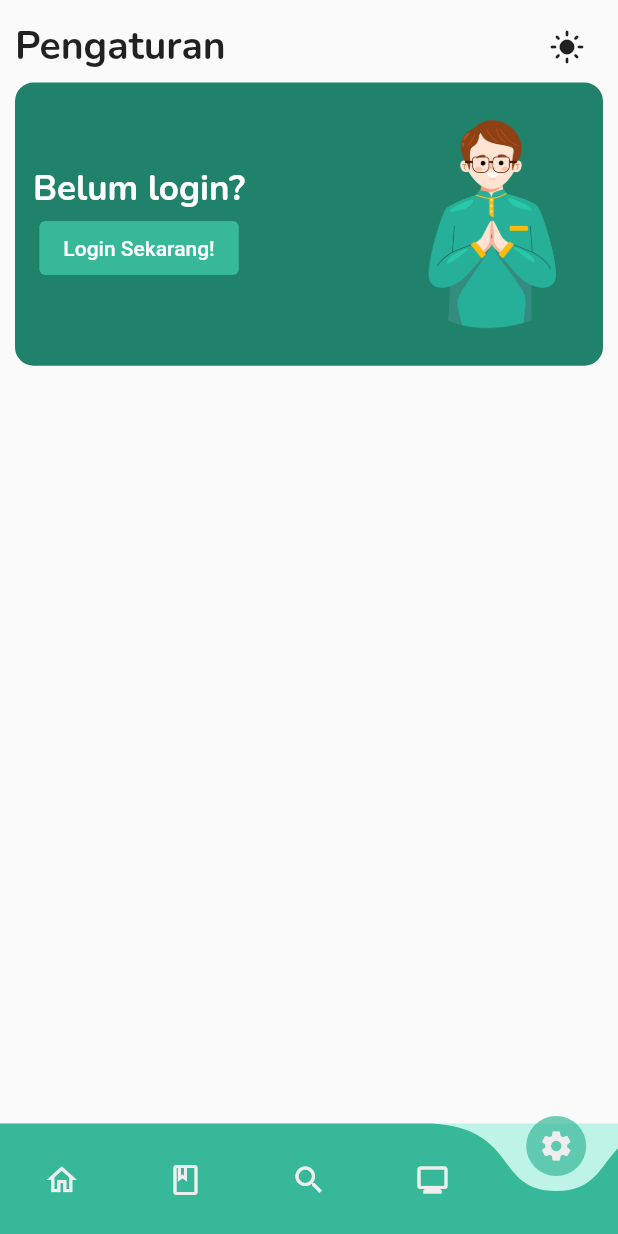
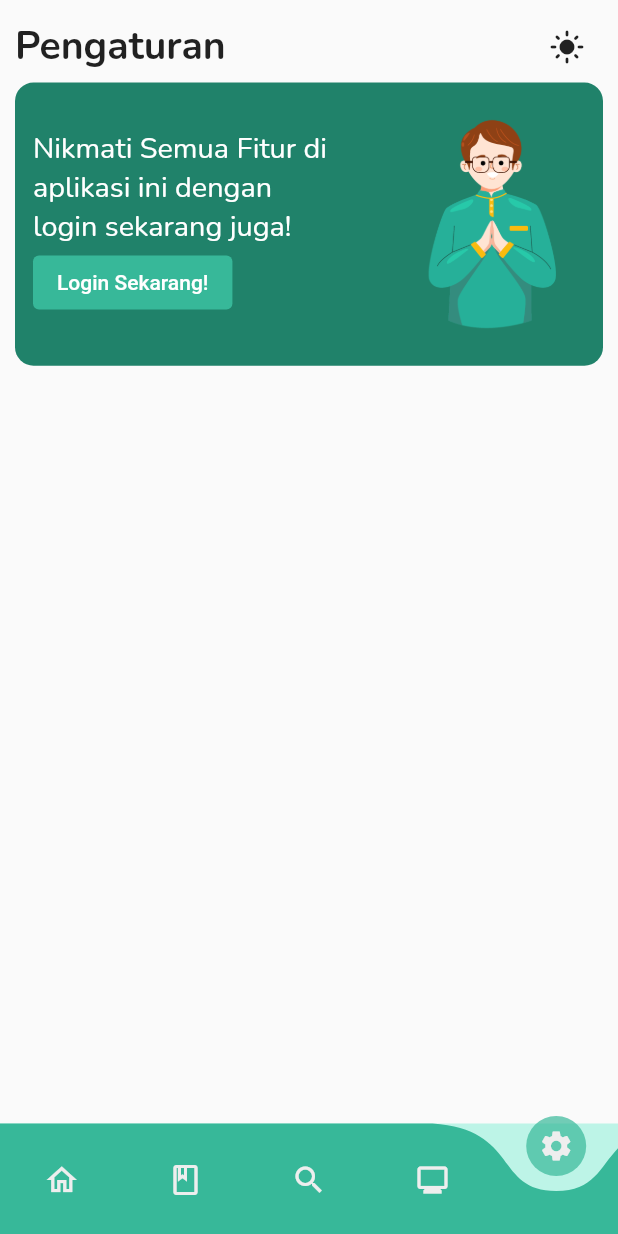
Before and after one commit to bagussubagja/muslim-pocket-app, a Flutter app: the screen it shows after launch, item 5 of the bottom bar chosen, on a phone screen of 412 x 824 dp. Run offline on Flutter 3.47's test engine with Material 2 defaults, Android fonts, the phone set to English and light mode, and no system bars; drawn by our look-alikes of curved_navigation_bar; our stand-ins replace audioplayers, cached_network_image, cloud_firestore, connectivity_plus, firebase_auth, firebase_core and 11 more; missing offline and left inert: flutter_islamic_icons, hijriyah_indonesia, restart_app, slide_digital_clock; accounts and stored records are empty; network calls fail; statements that could not run were skipped.

Commit message:
MP-35 : Adjusting text login banner widget

```diff
--- a/lib/app/modules/setting/views/setting_view.dart
+++ b/lib/app/modules/setting/views/setting_view.dart
@@ -82,10 +82,14 @@ class SettingView extends GetView<SettingController> {
           mainAxisAlignment: MainAxisAlignment.spaceBetween,
           children: [
             Column(
+              crossAxisAlignment: CrossAxisAlignment.start,
               children: [
-                Text(
-                  'Belum login?',
-                  style: mediumStyle.copyWith(color: Colors.white),
+                SizedBox(
+                  width: 50.w,
+                  child: Text(
+                    'Nikmati Semua Fitur di aplikasi ini dengan login sekarang juga!',
+                    style: regularStyle.copyWith(color: Colors.white),
+                  ),
                 ),
                 ElevatedButton(
                   onPressed: controller.hasInternet.value
@@ -93,7 +97,8 @@ class SettingView extends GetView<SettingController> {
                           controller.googleAuthProvider.signInWithGoogle();
                         }
                       : () {
-                          Get.snackbar('pesan'.tr, 'Aktifkan Data Seluler Terlebih Dahulu!');
+                          Get.snackbar('pesan'.tr,
+                              'Aktifkan Data Seluler Terlebih Dahulu!');
                         },
                   style: ElevatedButton.styleFrom(
                     backgroundColor: greenPrimaryColor,
--- a/lib/app/utils/constants/constant_id_key.dart
+++ b/lib/app/utils/constants/constant_id_key.dart
@@ -1,6 +1,6 @@
 class ConstantIdKey {
-  // Add Youtube API Key here AIzaSyCQ6KqPWHXf8mfA_VbC6KWhL8rn6qrmPDU
-  String youtubeAPIKey = "AIzaSyCQ6KqPWHXf8mfA_VbC6KWhL8rn6qrmPDU";
+  // Add Youtube API Key here
+  String youtubeAPIKey = "";
   String shahihFiqhChannelId = "UClCl3I9DfH4HUty22wPF9eg";
   String defaultSubdistrict = 'jakarta';
 }
```
